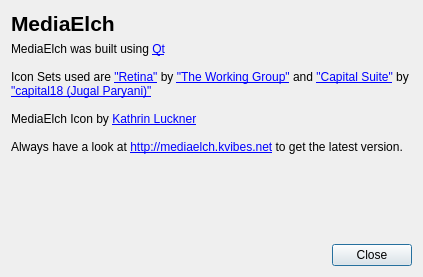
Qt form main/AboutDialog.ui (Komet/MediaElch) before a commit.
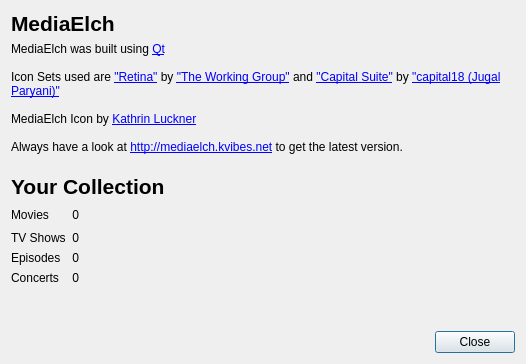
The same form after that commit.

Commit message: Fixes #87 Added some statistics to about dialog

```diff
--- a/main/AboutDialog.ui
+++ b/main/AboutDialog.ui
@@ -9,8 +9,8 @@
    <rect>
     <x>0</x>
     <y>0</y>
-    <width>423</width>
-    <height>277</height>
+    <width>526</width>
+    <height>364</height>
    </rect>
   </property>
   <property name="windowTitle">
@@ -19,7 +19,7 @@
   <property name="modal">
    <bool>true</bool>
   </property>
-  <layout class="QVBoxLayout" name="verticalLayout" stretch="0,1,0">
+  <layout class="QVBoxLayout" name="verticalLayout" stretch="0,0,0,0,0,1">
    <item>
     <widget class="QLabel" name="labelXbmm">
      <property name="font">
@@ -61,6 +61,118 @@
      </property>
     </widget>
    </item>
+   <item>
+    <widget class="QLabel" name="label_2">
+     <property name="font">
+      <font>
+       <pointsize>16</pointsize>
+       <weight>75</weight>
+       <bold>true</bold>
+      </font>
+     </property>
+     <property name="text">
+      <string>Your Collection</string>
+     </property>
+    </widget>
+   </item>
+   <item>
+    <layout class="QGridLayout" name="gridLayout">
+     <item row="0" column="0">
+      <widget class="QLabel" name="label_3">
+       <property name="text">
+        <string>Movies</string>
+       </property>
+      </widget>
+     </item>
+     <item row="2" column="0">
+      <widget class="QLabel" name="label_6">
+       <property name="text">
+        <string>Episodes</string>
+       </property>
+      </widget>
+     </item>
+     <item row="1" column="0">
+      <widget class="QLabel" name="label_4">
+       <property name="text">
+        <string>TV Shows</string>
+       </property>
+      </widget>
+     </item>
+     <item row="3" column="0">
+      <widget class="QLabel" name="label_5">
+       <property name="text">
+        <string>Concerts</string>
+       </property>
+      </widget>
+     </item>
+     <item row="0" column="1">
+      <widget class="QLabel" name="numMovies">
+       <property name="text">
+        <string>0</string>
+       </property>
+       <property name="alignment">
+        <set>Qt::AlignRight|Qt::AlignTrailing|Qt::AlignVCenter</set>
+       </property>
+      </widget>
+     </item>
+     <item row="0" column="2">
+      <spacer name="horizontalSpacer">
+       <property name="orientation">
+        <enum>Qt::Horizontal</enum>
+       </property>
+       <property name="sizeHint" stdset="0">
+        <size>
+         <width>40</width>
+         <height>20</height>
+        </size>
+       </property>
+      </spacer>
+     </item>
+     <item row="1" column="1">
+      <widget class="QLabel" name="numShows">
+       <property name="text">
+        <string>0</string>
+       </property>
+       <property name="alignment">
+        <set>Qt::AlignRight|Qt::AlignTrailing|Qt::AlignVCenter</set>
+       </property>
+      </widget>
+     </item>
+     <item row="2" column="1">
+      <widget class="QLabel" name="numEpisodes">
+       <property name="text">
+        <string>0</string>
+       </property>
+       <property name="alignment">
+        <set>Qt::AlignRight|Qt::AlignTrailing|Qt::AlignVCenter</set>
+       </property>
+      </widget>
+     </item>
+     <item row="3" column="1">
+      <widget class="QLabel" name="numConcerts">
+       <property name="text">
+        <string>0</string>
+       </property>
+       <property name="alignment">
+        <set>Qt::AlignRight|Qt::AlignTrailing|Qt::AlignVCenter</set>
+       </property>
+      </widget>
+     </item>
+    </layout>
+   </item>
+   <item>
+    <spacer name="verticalSpacer">
+     <property name="orientation">
+      <enum>Qt::Vertical</enum>
+     </property>
+     <property name="sizeHint" stdset="0">
+      <size>
+       <width>20</width>
+       <height>1</height>
+      </size>
+     </property>
+    </spacer>
+   </item>
    <item>
     <widget class="QDialogButtonBox" name="buttonBox">
      <property name="orientation">
```
Left out of the diff: 2 changed lines with no effect on the pictures. The commit also changes 2 other files.
